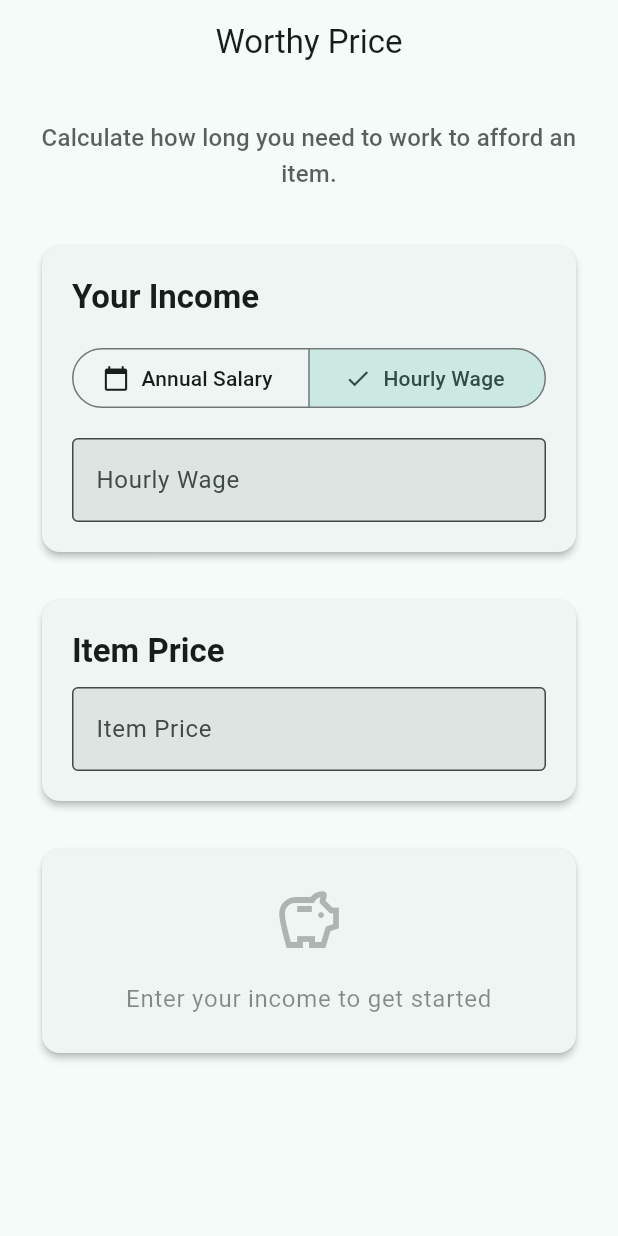
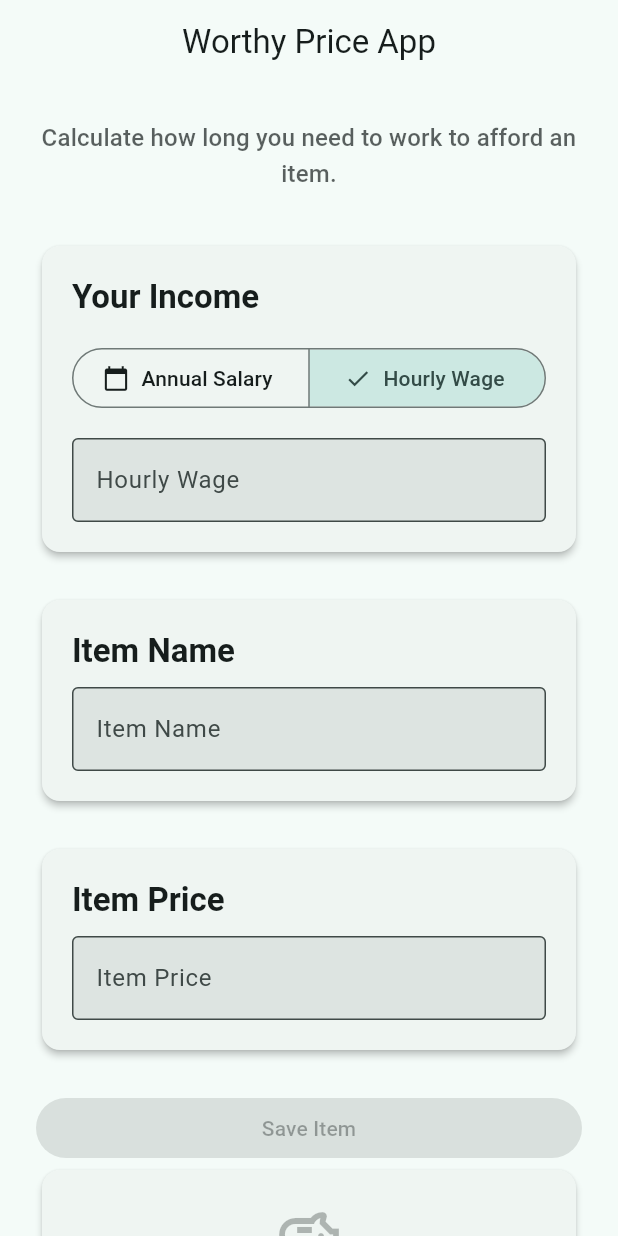
Before and after one commit to Le6790/flutter_worthy_price, a Flutter app: the screen it shows after launch, after a tap on "Hourly Wage", on a phone screen of 412 x 824 dp. Run offline on Flutter 3.47's test engine with Material 3 defaults, Android fonts, the phone set to English and light mode, and no system bars; our stand-ins replace shared_preferences.

Commit message:
Add item name input and bidirectional wage conversion
- Add item name field with validation-based save button
- Display annual salary when hourly wage is entered
- Show item name in work time calculation results
- Implement proper controller disposal for item name field
- Update app title to "Worthy Price App"

```diff
--- a/lib/main.dart
+++ b/lib/main.dart
@@ -36,10 +36,12 @@ class WorthyPriceCalculator extends StatefulWidget {
 class _WorthyPriceCalculatorState extends State<WorthyPriceCalculator> {
   final TextEditingController _wageController = TextEditingController();
   final TextEditingController _itemPriceController = TextEditingController();
+  final TextEditingController _itemNameController = TextEditingController();
 
   bool _isAnnualSalary = true;
   double? _hourlyWage;
   double? _itemPrice;
+  String? _itemName;
 
   @override
   void initState() {
@@ -93,6 +95,11 @@ class _WorthyPriceCalculatorState extends State<WorthyPriceCalculator> {
       _itemPrice = double.tryParse(value);
     });
   }
+  void _onItemNameChanged(String value) {
+    setState(() {
+      _itemName = value;
+    });
+  }
 
   void _toggleWageType() {
     setState(() {
@@ -127,7 +134,7 @@ class _WorthyPriceCalculatorState extends State<WorthyPriceCalculator> {
 
     return Scaffold(
       appBar: AppBar(
-        title: const Text('Worthy Price'),
+        title: const Text('Worthy Price App'),
         centerTitle: true,
         elevation: 0,
       ),
@@ -233,12 +240,69 @@ class _WorthyPriceCalculatorState extends State<WorthyPriceCalculator> {
                         ),
                       ),
                     ],
+                    // Show calculated annual salary if hourly wage
+                    if (!_isAnnualSalary && _hourlyWage != null) ...[
+                      const SizedBox(height: 12),
+                      Container(
+                        padding: const EdgeInsets.all(12),
+                        decoration: BoxDecoration(
+                          color: theme.colorScheme.primaryContainer.withValues(alpha:0.3),
+                          borderRadius: BorderRadius.circular(8),
+                        ),
+                        child: Row(
+                          children: [
+                            Icon(
+                              Icons.info_outline,
+                              size: 16,
+                              color: theme.colorScheme.primary,
+                            ),
+                            const SizedBox(width: 8),
+                            Text(
+                              'Annual Salary: \$${(_hourlyWage!*2080).toStringAsFixed(2)}/year',
+                              style: theme.textTheme.bodyMedium?.copyWith(
+                                color: theme.colorScheme.primary,
+                              ),
+                            ),
+                          ],
+                        ),
+                      ),
+                    ],
                   ],
                 ),
               ),
             ),
             const SizedBox(height: 24),
-
+            // Item name input section
+            Card(
+              elevation: 2,
+              child: Padding(
+                padding: const EdgeInsets.all(20.0),
+                child: Column(
+                  crossAxisAlignment: CrossAxisAlignment.start,
+                  children: [
+                    Text(
+                      'Item Name',
+                      style: theme.textTheme.titleLarge?.copyWith(
+                        fontWeight: FontWeight.bold,
+                      ),
+                    ),
+                    const SizedBox(height: 10),
+                    TextField(
+                      controller: _itemNameController,
+                      keyboardType: TextInputType.text,
+                      decoration: const InputDecoration(
+                        labelText: 'Item Name',
+                        border: OutlineInputBorder(),
+                        filled: true,
+                        hintText: 'Enter the name of the item',
+                      ),
+                      onChanged: _onItemNameChanged,
+                    ),
+                  ],
+                ),
+              ),
+            ),
+            const SizedBox(height: 24),
             // Item price input section
             Card(
               elevation: 2,
@@ -274,6 +338,17 @@ class _WorthyPriceCalculatorState extends State<WorthyPriceCalculator> {
               ),
             ),
             const SizedBox(height: 24),
+            ElevatedButton(
+              onPressed: (_itemName != null &&
+                         _itemName!.isNotEmpty &&
+                         _itemPrice != null &&
+                         _itemPrice! > 0)
+                  ? () {
+                      // TODO: Implement save functionality
+                    }
+                  : null,
+              child: const Text('Save Item'),
+            ),
 
             // Results section
             if (workTime != null) ...[
@@ -291,7 +366,7 @@ class _WorthyPriceCalculatorState extends State<WorthyPriceCalculator> {
                       ),
                       const SizedBox(height: 16),
                       Text(
-                        'Time to Work',
+                        'Time to Work for ${_itemName ?? "Item"}',
                         style: theme.textTheme.titleMedium?.copyWith(
                           color: theme.colorScheme.onPrimaryContainer,
                         ),
@@ -404,6 +479,7 @@ class _WorthyPriceCalculatorState extends State<WorthyPriceCalculator> {
   void dispose() {
     _wageController.dispose();
     _itemPriceController.dispose();
+    _itemNameController.dispose();
     super.dispose();
   }
 }
```
